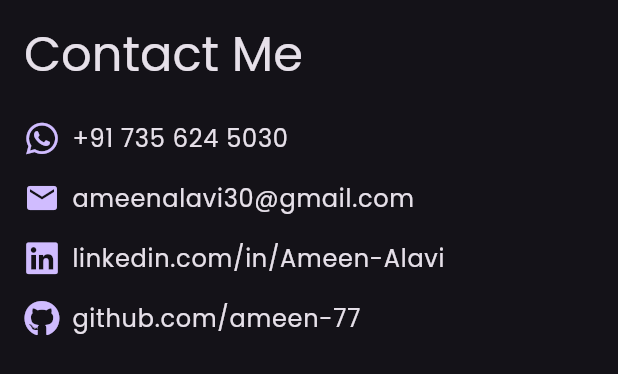
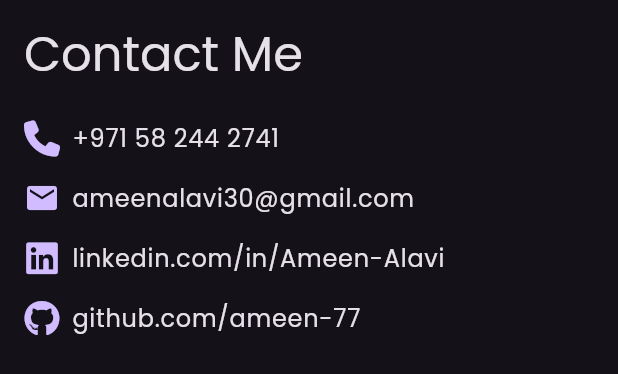
Before and after one commit to ameen-77/Ameen-Alavi-Portfolio, a Flutter app: the ContactPage widget shown alone on an empty page, opened directly, on a phone screen of 412 x 824 dp. Shown: the top 374 px of the screen. Run offline on Flutter 3.47's test engine with Material 3 defaults, Android fonts, the phone set to English and light mode, and no system bars; our stand-ins replace animated_text_kit, font_awesome_flutter, google_fonts, shared_preferences; missing offline and left inert: dart:html; accounts and stored records are empty.

Commit message:
Edit in resume

```diff
--- a/lib/screens/contact_page.dart
+++ b/lib/screens/contact_page.dart
@@ -18,10 +18,10 @@ class ContactPage extends StatelessWidget {
           const SizedBox(height: 24),
           Row(
             children: [
-              Icon(FontAwesomeIcons.whatsapp, color: iconColor),
+              Icon(FontAwesomeIcons.phone, color: iconColor),
               const SizedBox(width: 8),
               SelectableText(
-                '+91 735 624 5030',
+                '+971 58 244 2741',
                 style: Theme.of(context).textTheme.bodyLarge,
               ),
             ],
--- a/pubspec.yaml
+++ b/pubspec.yaml
@@ -68,7 +68,7 @@ flutter:
   # To add assets to your application, add an assets section, like this:
   assets:
     - assets/images/profile.jpeg
-    - assets/Ameen Alavi.pdf
+    - assets/Ameen_Alavi.pdf
 
   # An image asset can refer to one or more resolution-specific "variants", see
   # https://flutter.dev/to/resolution-aware-images
```
